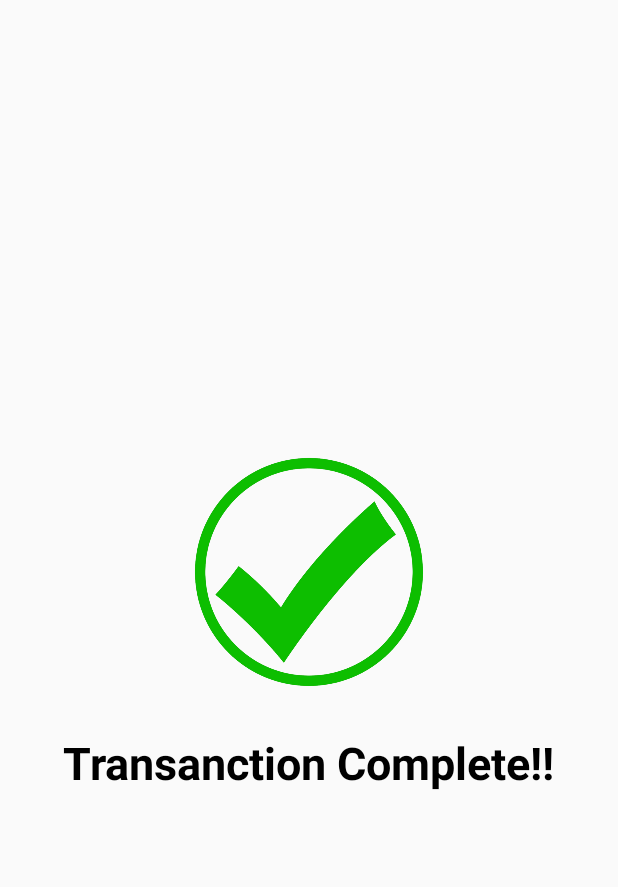
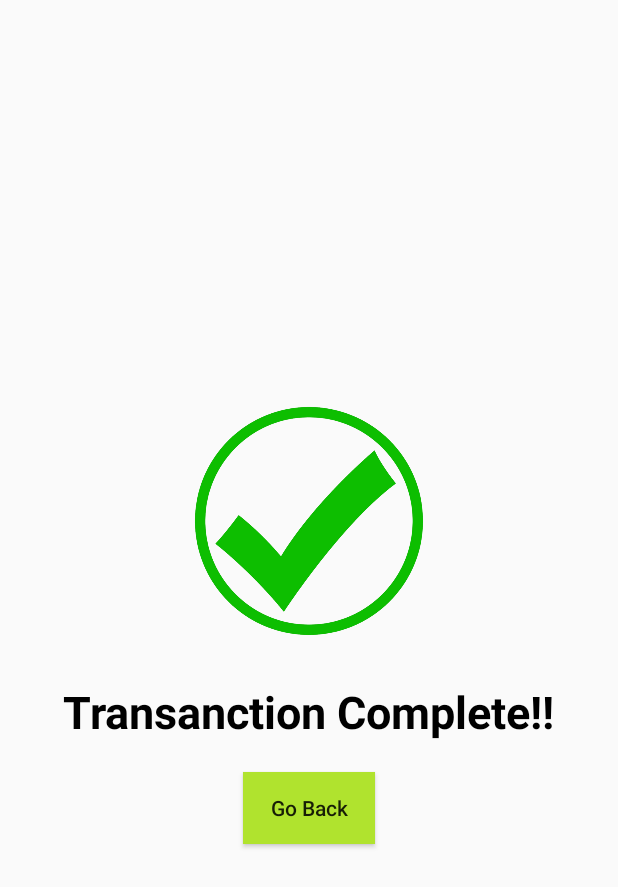
Before and after one commit to rovicdimacali/RGS_ChequePickUp, an Android app: the ChequeReceived screen opened directly, with no data from a screen before it, on a phone screen of 412 x 824 dp. Shown: the top 887 px of the screen. Run offline under Robolectric (Android 15) with nearby library versions, the phone set to English and light mode, and no system bars.

Commit message:
ChequePickUp.java

```diff
--- a/app/src/main/java/com/example/rgs_chequepickup/CaptureCheque.java
+++ b/app/src/main/java/com/example/rgs_chequepickup/CaptureCheque.java
@@ -35,7 +35,7 @@ public class CaptureCheque extends AppCompatActivity {
             ActivityCompat.requestPermissions(CaptureCheque.this, new String[]{Manifest.permission.CAMERA}, 101);
         }
         else{
-            Toast.makeText(getApplicationContext(),"Camera Disabled/Not Found!", Toast.LENGTH_SHORT).show();
+            //Toast.makeText(getApplicationContext(),"Camera Disabled/Not Found!", Toast.LENGTH_SHORT).show();
         }
 
         camera_button.setOnClickListener(new View.OnClickListener() {
--- a/app/src/main/java/com/example/rgs_chequepickup/ChequeReceived.java
+++ b/app/src/main/java/com/example/rgs_chequepickup/ChequeReceived.java
@@ -5,21 +5,33 @@ import androidx.appcompat.app.AppCompatActivity;
 import android.content.Intent;
 import android.os.Bundle;
 import android.os.Handler;
+import android.view.View;
+import android.widget.Button;
 
 public class ChequeReceived extends AppCompatActivity {
 
+    Button back_button;
     @Override
     protected void onCreate(Bundle savedInstanceState) {
         super.onCreate(savedInstanceState);
         setContentView(R.layout.activity_cheque_received);
 
-        new Handler().postDelayed(new Runnable() {
+        back_button = (Button) findViewById(R.id.back_button);
+
+        back_button.setOnClickListener(new View.OnClickListener() {
+            @Override
+            public void onClick(View v) {
+                Intent intent = new Intent(ChequeReceived.this, MainActivity.class);
+                startActivity(intent);
+            }
+        });
+        /*new Handler().postDelayed(new Runnable() {
             @Override
             public void run() {
                 Intent intent = new Intent(ChequeReceived.this, MainActivity.class);
                 startActivity(intent);
                 finish();
             }
-        }, 3000);
+        }, 3000);*/
     }
 }
--- a/app/src/main/res/layout/activity_cheque_received.xml
+++ b/app/src/main/res/layout/activity_cheque_received.xml
@@ -31,6 +31,15 @@
             android:textSize="30dp"
             android:textStyle="bold" />
 
+        <Button
+            android:id="@+id/back_button"
+            android:layout_width="wrap_content"
+            android:layout_height="wrap_content"
+            android:text="Go Back"
+            android:textAllCaps="false"
+            android:background="@color/rgs_green"
+            android:layout_marginTop="20dp"/>
+
     </LinearLayout>
 
 </RelativeLayout>
```
Also changed, not shown: app/src/main/java/com/example/rgs_chequepickup/ESignature.java (+8 -6 lines), app/src/main/res/layout/activity_esignature.xml (+3 -11 lines).
